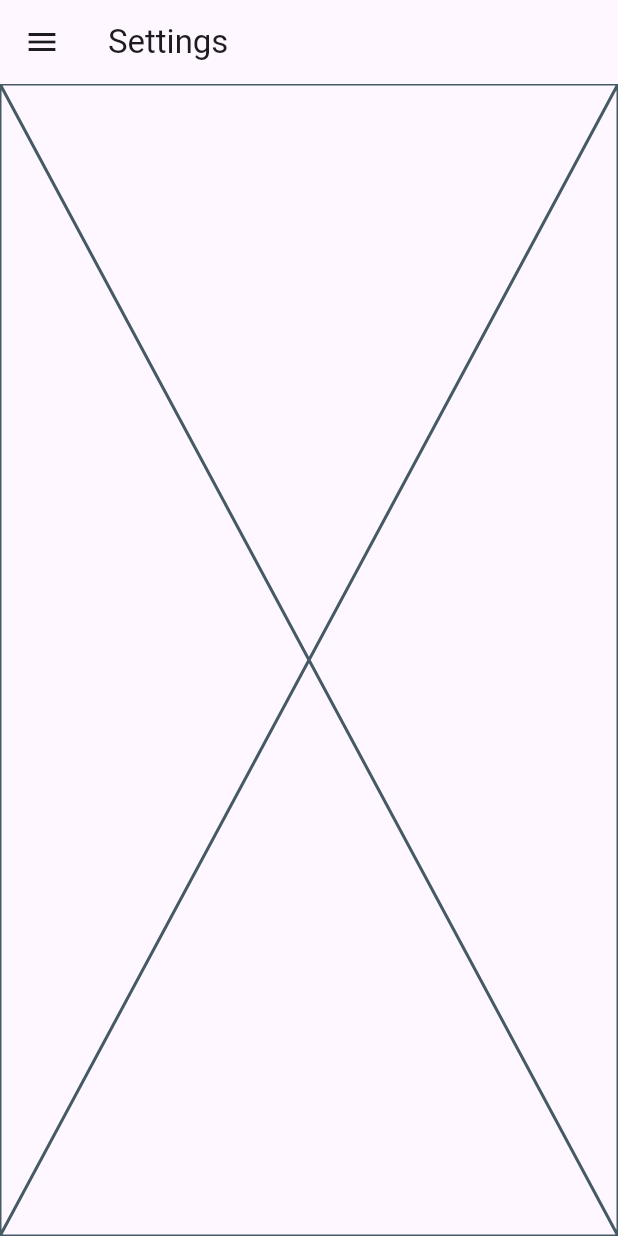
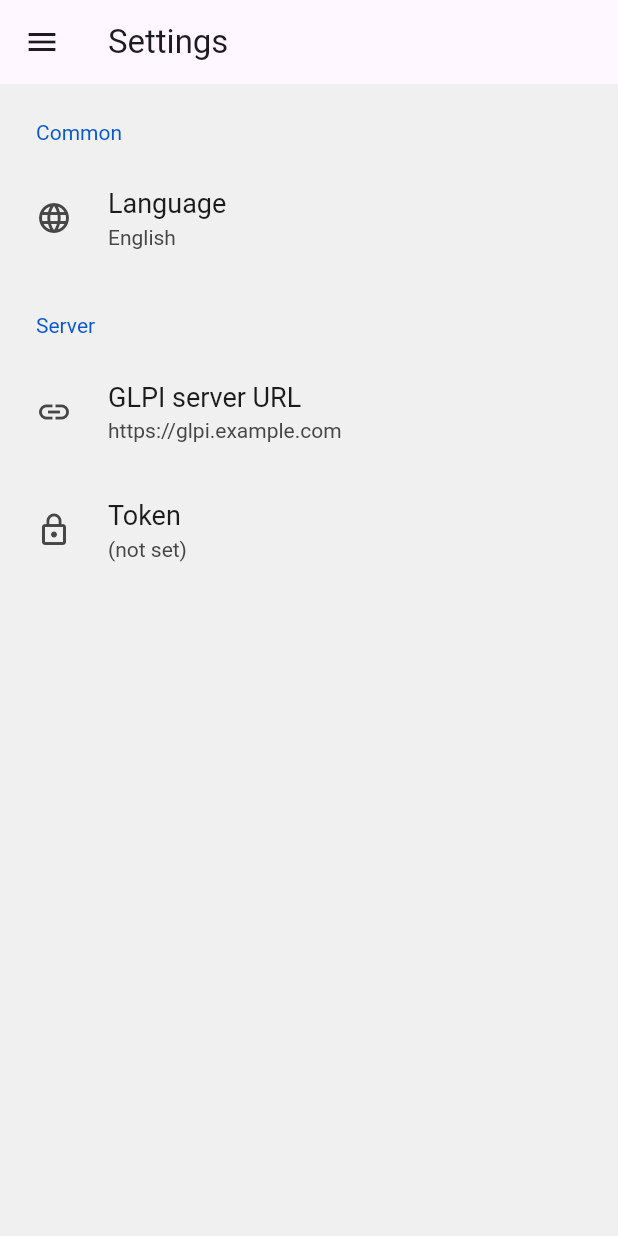
Before and after one commit to jf-guillou/gulpi_flutter, a Flutter app: the SettingsScreen screen opened directly, on a phone screen of 412 x 824 dp. Run offline on Flutter 3.47's test engine with Material 2 defaults, Android fonts, the phone set to English and light mode, and no system bars; drawn by our look-alikes of settings_ui; missing offline and left inert: mobile_scanner; generated files the repository leaves out were written again.

Commit message:
Started settings_screen with settings_ui

```diff
--- a/lib/l10n/app_en.arb
+++ b/lib/l10n/app_en.arb
@@ -12,6 +12,7 @@
   },
   "inventory": "Inventory",
   "ko": "KO",
+  "language": "Language",
   "loading": "Chargement",
   "lookupFailed": "Lookup failed",
   "lookupInGLPI": "Lookup {rawbarcode} in GLPI",
--- a/lib/l10n/app_fr.arb
+++ b/lib/l10n/app_fr.arb
@@ -3,6 +3,7 @@
   "assetTag": "Tag : {tag}",
   "inventory": "Inventaire",
   "ko": "KO",
+  "language": "Langue",
   "loading": "Loading",
   "lookupFailed": "Echec de la recherche",
   "lookupInGLPI": "Recherche de {rawbarcode} dans GLPI",
--- a/lib/screens/settings_screen.dart
+++ b/lib/screens/settings_screen.dart
@@ -1,6 +1,7 @@
 import 'package:flutter/material.dart';
 import 'package:flutter_gen/gen_l10n/app_localizations.dart';
 import 'package:gulpi/widgets/app_drawer.dart';
+import 'package:settings_ui/settings_ui.dart';
 
 class SettingsScreen extends StatelessWidget {
   static const name = "SettingsScreen";
@@ -12,7 +13,35 @@ class SettingsScreen extends StatelessWidget {
     return Scaffold(
       appBar: AppBar(title: Text(l10n.settings)),
       drawer: const AppDrawer(),
-      body: Placeholder(),
+      body: SettingsList(
+        sections: [
+          SettingsSection(
+            title: Text('Common'),
+            tiles: <SettingsTile>[
+              SettingsTile.navigation(
+                leading: const Icon(Icons.language),
+                title: Text(l10n.language),
+                value: Text('English'),
+              ),
+            ],
+          ),
+          SettingsSection(
+            title: Text('Server'),
+            tiles: <SettingsTile>[
+              SettingsTile.navigation(
+                leading: const Icon(Icons.link),
+                title: Text('GLPI server URL'),
+                value: Text('https://glpi.example.com'),
+              ),
+              SettingsTile.navigation(
+                leading: const Icon(Icons.lock_outline),
+                title: Text('Token'),
+                value: Text('(not set)'),
+              ),
+            ],
+          ),
+        ],
+      ),
     );
   }
 }
--- a/pubspec.yaml
+++ b/pubspec.yaml
@@ -42,6 +42,7 @@ dependencies:
   flutter_localizations:
     sdk: flutter
   intl: any
+  settings_ui: ^2.0.2
 
 dev_dependencies:
   flutter_test:
```
Also changed, not shown: pubspec.lock.
